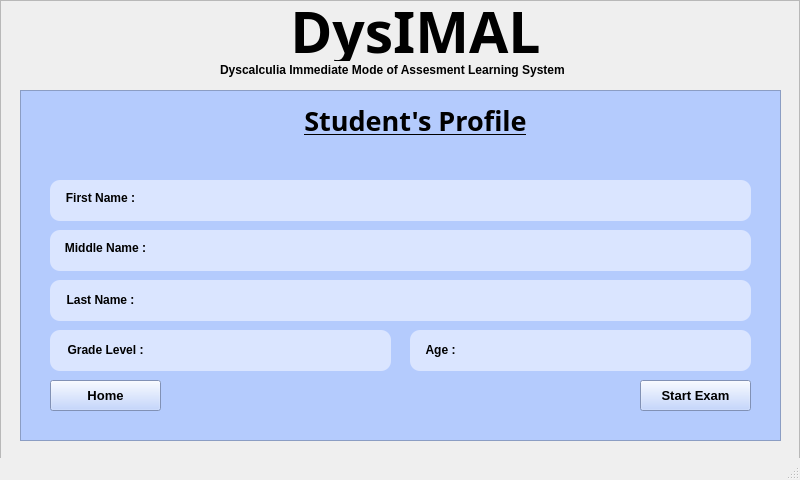
Old version of the form CODE/STUDENT AND WELCOME UI/StudentProfile.ui in the repository ooplaza/DysIMAL.
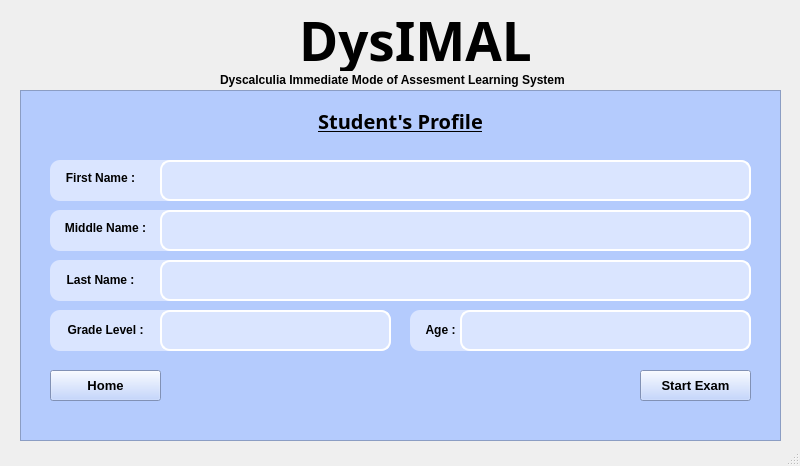
New version of the form. Icons and pictures are not drawn.

Commit message: Student Profile

What changed in the file:
```diff
--- a/CODE/STUDENT AND WELCOME UI/StudentProfile.ui
+++ b/CODE/STUDENT AND WELCOME UI/StudentProfile.ui
@@ -7,13 +7,38 @@
     <x>0</x>
     <y>0</y>
     <width>800</width>
-    <height>480</height>
+    <height>466</height>
    </rect>
   </property>
   <property name="windowTitle">
    <string>MainWindow</string>
   </property>
   <widget class="QWidget" name="centralwidget">
+   <widget class="QLabel" name="label">
+    <property name="geometry">
+     <rect>
+      <x>270</x>
+      <y>10</y>
+      <width>291</width>
+      <height>61</height>
+     </rect>
+    </property>
+    <property name="font">
+     <font>
+      <family>After Disaster</family>
+      <pointsize>40</pointsize>
+      <weight>75</weight>
+      <italic>false</italic>
+      <bold>true</bold>
+     </font>
+    </property>
+    <property name="text">
+     <string>DysIMAL</string>
+    </property>
+    <property name="alignment">
+     <set>Qt::AlignCenter</set>
+    </property>
+   </widget>
    <widget class="QFrame" name="frame">
     <property name="geometry">
      <rect>
@@ -35,16 +60,16 @@
     <widget class="QLabel" name="label_3">
      <property name="geometry">
       <rect>
-       <x>280</x>
+       <x>290</x>
        <y>10</y>
-       <width>231</width>
+       <width>181</width>
        <height>41</height>
       </rect>
      </property>
      <property name="font">
       <font>
        <family>Angeline Vintage</family>
-       <pointsize>20</pointsize>
+       <pointsize>15</pointsize>
        <weight>75</weight>
        <bold>true</bold>
        <underline>true</underline>
@@ -61,7 +86,7 @@
      <property name="geometry">
       <rect>
        <x>30</x>
-       <y>90</y>
+       <y>70</y>
        <width>701</width>
        <height>41</height>
       </rect>
@@ -101,14 +126,37 @@
      <widget class="QLineEdit" name="lineEdit">
       <property name="geometry">
        <rect>
-        <x>100</x>
-        <y>10</y>
+        <x>110</x>
+        <y>0</y>
         <width>591</width>
-        <height>21</height>
+        <height>41</height>
        </rect>
       </property>
+      <property name="font">
+       <font>
+        <pointsize>10</pointsize>
+       </font>
+      </property>
+      <property name="toolTip">
+       <string/>
+      </property>
+      <property name="styleSheet">
+       <string notr="true">QLineEdit {
+	border: 2px solid #FFFFFF;
+}
+
+QLineEdit:focus{
+	border: 2px solid #000000
+}</string>
+      </property>
+      <property name="frame">
+       <bool>true</bool>
+      </property>
+      <property name="cursorPosition">
+       <number>0</number>
+      </property>
       <property name="alignment">
-       <set>Qt::AlignCenter</set>
+       <set>Qt::AlignLeading|Qt::AlignLeft|Qt::AlignVCenter</set>
       </property>
       <property name="clearButtonEnabled">
        <bool>true</bool>
@@ -119,7 +167,7 @@
      <property name="geometry">
       <rect>
        <x>30</x>
-       <y>140</y>
+       <y>120</y>
        <width>701</width>
        <height>41</height>
       </rect>
@@ -159,14 +207,28 @@
      <widget class="QLineEdit" name="lineEdit_2">
       <property name="geometry">
        <rect>
-        <x>100</x>
-        <y>10</y>
+        <x>110</x>
+        <y>0</y>
         <width>591</width>
-        <height>21</height>
+        <height>41</height>
        </rect>
       </property>
+      <property name="font">
+       <font>
+        <pointsize>10</pointsize>
+       </font>
+      </property>
+      <property name="styleSheet">
+       <string notr="true">QLineEdit {
+	border: 2px solid #FFFFFF;
+}
+
+QLineEdit:focus{
+	border: 2px solid #000000
+}</string>
+      </property>
       <property name="alignment">
-       <set>Qt::AlignCenter</set>
+       <set>Qt::AlignLeading|Qt::AlignLeft|Qt::AlignVCenter</set>
       </property>
       <property name="clearButtonEnabled">
        <bool>true</bool>
@@ -177,7 +239,7 @@
      <property name="geometry">
       <rect>
        <x>30</x>
-       <y>190</y>
+       <y>170</y>
        <width>701</width>
        <height>41</height>
       </rect>
@@ -217,14 +279,28 @@
      <widget class="QLineEdit" name="lineEdit_3">
       <property name="geometry">
        <rect>
-        <x>100</x>
-        <y>10</y>
+        <x>110</x>
+        <y>0</y>
         <width>591</width>
-        <height>21</height>
+        <height>41</height>
        </rect>
       </property>
+      <property name="font">
+       <font>
+        <pointsize>10</pointsize>
+       </font>
+      </property>
+      <property name="styleSheet">
+       <string notr="true">QLineEdit {
+	border: 2px solid #FFFFFF;
+}
+
+QLineEdit:focus{
+	border: 2px solid #000000
+}</string>
+      </property>
       <property name="alignment">
-       <set>Qt::AlignCenter</set>
+       <set>Qt::AlignLeading|Qt::AlignLeft|Qt::AlignVCenter</set>
       </property>
       <property name="clearButtonEnabled">
        <bool>true</bool>
@@ -235,7 +311,7 @@
      <property name="geometry">
       <rect>
        <x>30</x>
-       <y>240</y>
+       <y>220</y>
        <width>341</width>
        <height>41</height>
       </rect>
@@ -275,14 +351,28 @@
      <widget class="QLineEdit" name="lineEdit_4">
       <property name="geometry">
        <rect>
-        <x>100</x>
-        <y>10</y>
+        <x>110</x>
+        <y>0</y>
         <width>231</width>
-        <height>21</height>
+        <height>41</height>
        </rect>
       </property>
+      <property name="font">
+       <font>
+        <pointsize>10</pointsize>
+       </font>
+      </property>
+      <property name="styleSheet">
+       <string notr="true">QLineEdit {
+	border: 2px solid #FFFFFF;
+}
+
+QLineEdit:focus{
+	border: 2px solid #000000
+}</string>
+      </property>
       <property name="alignment">
-       <set>Qt::AlignCenter</set>
+       <set>Qt::AlignLeading|Qt::AlignLeft|Qt::AlignVCenter</set>
       </property>
       <property name="clearButtonEnabled">
        <bool>true</bool>
@@ -293,7 +383,7 @@
      <property name="geometry">
       <rect>
        <x>390</x>
-       <y>240</y>
+       <y>220</y>
        <width>341</width>
        <height>41</height>
       </rect>
@@ -334,13 +424,27 @@
       <property name="geometry">
        <rect>
         <x>50</x>
-        <y>10</y>
-        <width>281</width>
-        <height>21</height>
+        <y>0</y>
+        <width>291</width>
+        <height>41</height>
        </rect>
       </property>
+      <property name="font">
+       <font>
+        <pointsize>10</pointsize>
+       </font>
+      </property>
+      <property name="styleSheet">
+       <string notr="true">QLineEdit {
+	border: 2px solid #FFFFFF;
+}
+
+QLineEdit:focus{
+	border: 2px solid #000000
+}</string>
+      </property>
       <property name="alignment">
-       <set>Qt::AlignCenter</set>
+       <set>Qt::AlignLeading|Qt::AlignLeft|Qt::AlignVCenter</set>
       </property>
       <property name="clearButtonEnabled">
        <bool>true</bool>
@@ -351,7 +455,7 @@
      <property name="geometry">
       <rect>
        <x>30</x>
-       <y>290</y>
+       <y>280</y>
        <width>111</width>
        <height>31</height>
       </rect>
@@ -367,7 +471,9 @@
       <cursorShape>PointingHandCursor</cursorShape>
      </property>
      <property name="styleSheet">
-      <string notr="true">border-color: rgb(255, 255, 255);</string>
+      <string notr="true">QPushButton:hover{
+	background-color: rgb(255, 255, 255);
+}</string>
      </property>
      <property name="text">
       <string>Home</string>
@@ -377,7 +483,7 @@
      <property name="geometry">
       <rect>
        <x>620</x>
-       <y>290</y>
+       <y>280</y>
        <width>111</width>
        <height>31</height>
       </rect>
@@ -393,14 +499,16 @@
       <cursorShape>PointingHandCursor</cursorShape>
      </property>
      <property name="styleSheet">
-      <string notr="true">border-color: rgb(255, 255, 255);</string>
+      <string notr="true">QPushButton:hover{
+	background-color: rgb(255, 255, 255);
+}</string>
      </property>
      <property name="text">
       <string>Start Exam</string>
      </property>
     </widget>
    </widget>
-   <widget class="QFrame" name="frame_7">
+   <widget class="QWidget" name="widget" native="true">
     <property name="geometry">
      <rect>
       <x>0</x>
@@ -410,20 +518,13 @@
      </rect>
     </property>
     <property name="styleSheet">
-     <string notr="true">image: url(:/Images/WhiteBackground.png);
-image: url(:/Images/WhiteBackground.png);</string>
-    </property>
-    <property name="frameShape">
-     <enum>QFrame::StyledPanel</enum>
-    </property>
-    <property name="frameShadow">
-     <enum>QFrame::Raised</enum>
+     <string notr="true">image: url(:/image/Images/WhiteBackground.png);</string>
     </property>
     <widget class="QLabel" name="label_2">
      <property name="geometry">
       <rect>
        <x>220</x>
-       <y>60</y>
+       <y>70</y>
        <width>391</width>
        <height>20</height>
       </rect>
@@ -438,30 +539,6 @@
       <string>Dyscalculia Immediate Mode of Assesment Learning System</string>
      </property>
     </widget>
-    <widget class="QLabel" name="label">
-     <property name="geometry">
-      <rect>
-       <x>260</x>
-       <y>0</y>
-       <width>311</width>
-       <height>61</height>
-      </rect>
-     </property>
-     <property name="font">
-      <font>
-       <family>After Disaster</family>
-       <pointsize>43</pointsize>
-       <weight>75</weight>
-       <bold>true</bold>
-      </font>
-     </property>
-     <property name="text">
-      <string>DysIMAL</string>
-     </property>
-     <property name="alignment">
-      <set>Qt::AlignCenter</set>
-     </property>
-    </widget>
    </widget>
    <zorder>frame_7</zorder>
    <zorder>frame</zorder>
```
Left out of the diff: 25 changed lines with no effect on the pictures.
